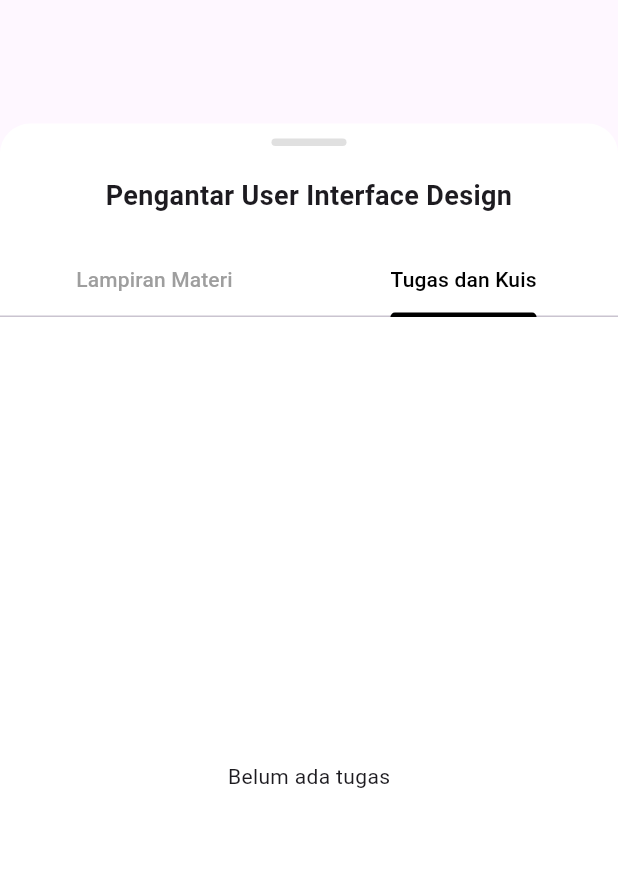
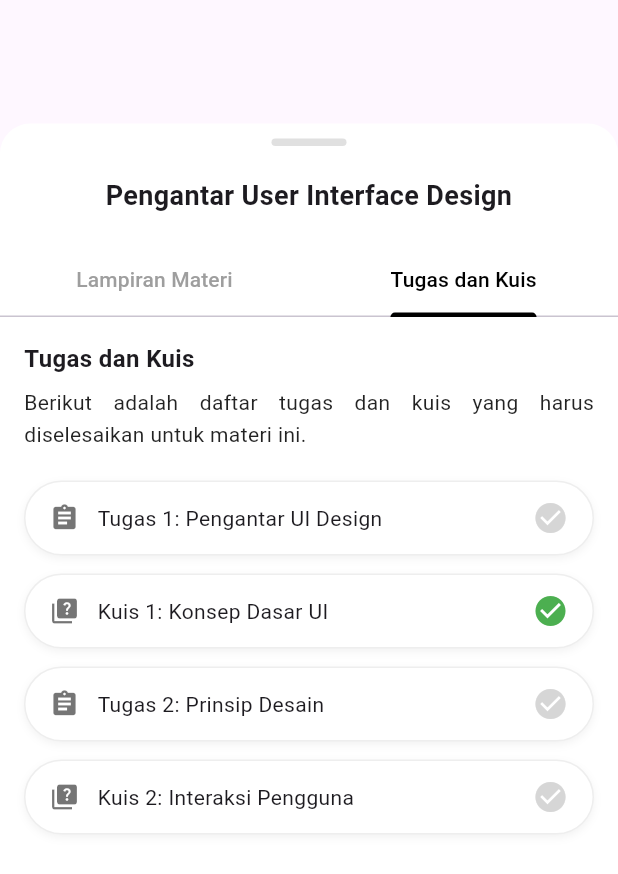
Before and after one commit to nunaprameswari/lms_hybird, a Flutter app: the MateriDetailSheet widget shown alone on an empty page, opened directly, tab 2 chosen, on a phone screen of 412 x 824 dp. Shown: the top 874 px of the screen. Run offline on Flutter 3.47's test engine with Material 3 defaults, Android fonts, the phone set to English and light mode, and no system bars.

Commit message:
perubahan pada codingan di materi_sheet.dart

```diff
--- a/lib/fitur/materi_sheet.dart
+++ b/lib/fitur/materi_sheet.dart
@@ -54,8 +54,8 @@ class MateriDetailSheet extends StatelessWidget {
                           children: [
                             // Konten Tab Lampiran Materi
                             _buildLampiranContent(controller),
-                            // Konten Tab Tugas (Kosongkan dulu)
-                            const Center(child: Text("Belum ada tugas")),
+                            // Konten Tab Tugas dan Kuis
+                            _buildTugasContent(controller),
                           ],
                         ),
                       ),
@@ -87,13 +87,82 @@ class MateriDetailSheet extends StatelessWidget {
         ),
         SizedBox(height: 20),
         // Daftar item lampiran sesuai gambar
-        AttachmentItem(icon: Icons.link, title: "Zoom Meeting Syncronous", isChecked: true),
-        AttachmentItem(icon: Icons.description_outlined, title: "Pengantar User Interface Design", isChecked: false),
-        AttachmentItem(icon: Icons.description_outlined, title: "Empat Teori Dasar Antarmuka Pengguna", isChecked: false),
-        AttachmentItem(icon: Icons.description_outlined, title: "Empat Teori Dasar Antarmuka Pengguna", isChecked: true),
-        AttachmentItem(icon: Icons.video_library_outlined, title: "User Interface Design for Beginner", isChecked: true),
-        AttachmentItem(icon: Icons.link, title: "20 Prinsip Desain", isChecked: true),
-        AttachmentItem(icon: Icons.link, title: "Best Practice UI Design", isChecked: true),
+        AttachmentItem(
+          icon: Icons.link,
+          title: "Zoom Meeting Syncronous",
+          isChecked: true,
+        ),
+        AttachmentItem(
+          icon: Icons.description_outlined,
+          title: "Pengantar User Interface Design",
+          isChecked: false,
+        ),
+        AttachmentItem(
+          icon: Icons.description_outlined,
+          title: "Empat Teori Dasar Antarmuka Pengguna",
+          isChecked: false,
+        ),
+        AttachmentItem(
+          icon: Icons.description_outlined,
+          title: "Empat Teori Dasar Antarmuka Pengguna",
+          isChecked: true,
+        ),
+        AttachmentItem(
+          icon: Icons.video_library_outlined,
+          title: "User Interface Design for Beginner",
+          isChecked: true,
+        ),
+        AttachmentItem(
+          icon: Icons.link,
+          title: "20 Prinsip Desain",
+          isChecked: true,
+        ),
+        AttachmentItem(
+          icon: Icons.link,
+          title: "Best Practice UI Design",
+          isChecked: true,
+        ),
+      ],
+    );
+  }
+
+  Widget _buildTugasContent(ScrollController controller) {
+    return ListView(
+      controller: controller,
+      padding: const EdgeInsets.all(16),
+      children: const [
+        Text(
+          "Tugas dan Kuis",
+          style: TextStyle(fontWeight: FontWeight.bold, fontSize: 16),
+        ),
+        SizedBox(height: 8),
+        Text(
+          "Berikut adalah daftar tugas dan kuis yang harus diselesaikan untuk materi ini.",
+          style: TextStyle(fontSize: 14, height: 1.5, color: Colors.black87),
+          textAlign: TextAlign.justify,
+        ),
+        SizedBox(height: 20),
+        // Daftar tugas dan kuis
+        AttachmentItem(
+          icon: Icons.assignment,
+          title: "Tugas 1: Pengantar UI Design",
+          isChecked: false,
+        ),
+        AttachmentItem(
+          icon: Icons.quiz,
+          title: "Kuis 1: Konsep Dasar UI",
+          isChecked: true,
+        ),
+        AttachmentItem(
+          icon: Icons.assignment,
+          title: "Tugas 2: Prinsip Desain",
+          isChecked: false,
+        ),
+        AttachmentItem(
+          icon: Icons.quiz,
+          title: "Kuis 2: Interaksi Pengguna",
+          isChecked: false,
+        ),
       ],
     );
   }
@@ -121,16 +190,18 @@ class AttachmentItem extends StatelessWidget {
         borderRadius: BorderRadius.circular(30), // Membuat bentuk kapsul
         border: Border.all(color: Colors.grey[200]!),
         boxShadow: [
-          BoxShadow(color: Colors.black.withOpacity(0.05), blurRadius: 4, offset: const Offset(0, 2))
+          BoxShadow(
+            color: Colors.black.withOpacity(0.05),
+            blurRadius: 4,
+            offset: const Offset(0, 2),
+          ),
         ],
       ),
       child: Row(
         children: [
           Icon(icon, size: 20, color: Colors.black54),
           const SizedBox(width: 12),
-          Expanded(
-            child: Text(title, style: const TextStyle(fontSize: 14)),
-          ),
+          Expanded(child: Text(title, style: const TextStyle(fontSize: 14))),
           Icon(
             Icons.check_circle,
             color: isChecked ? Colors.green : Colors.grey[350],
```
